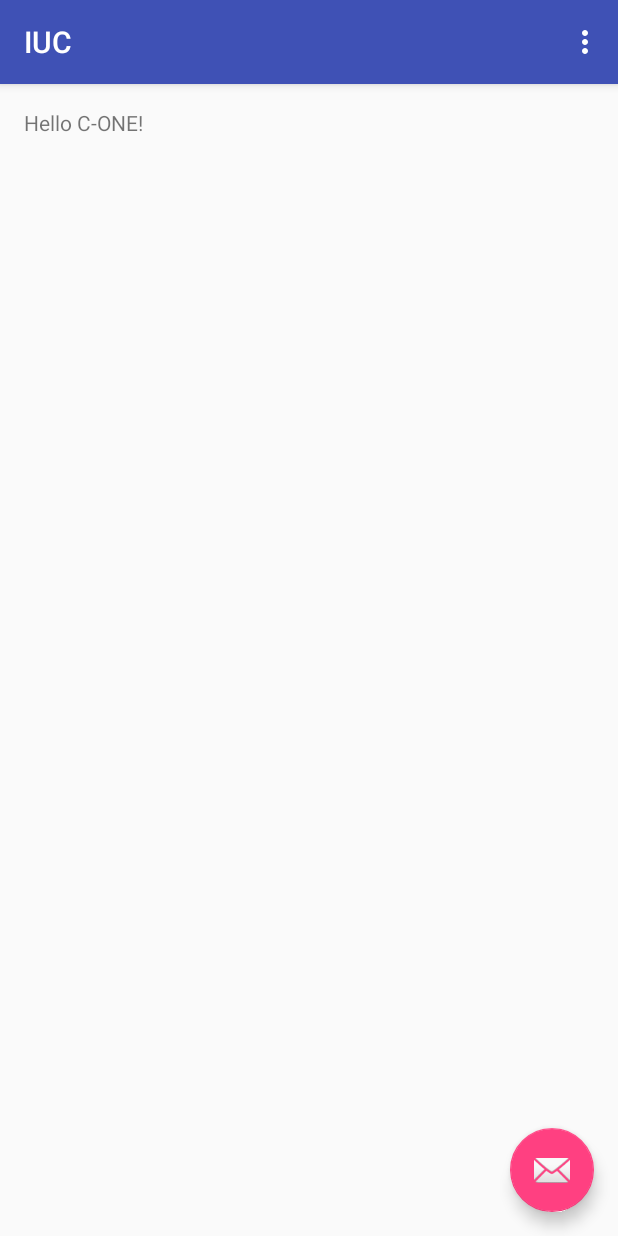
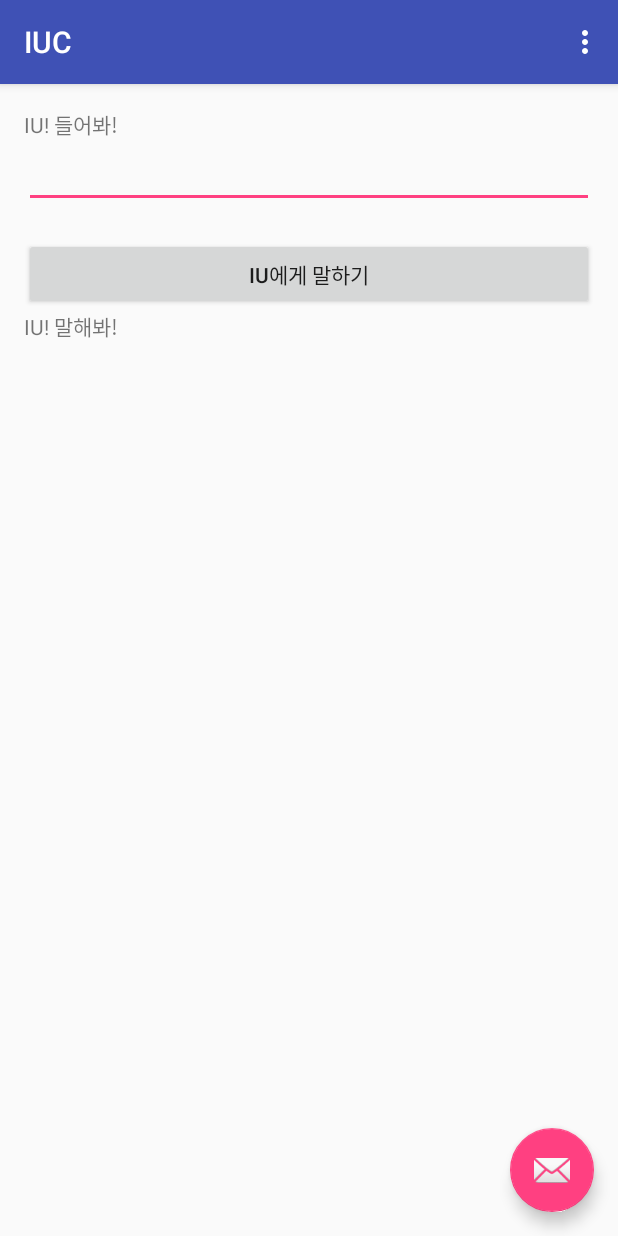
Before and after one commit to C-One/IUC, an Android app: the screen it shows after launch (MainActivity), on a phone screen of 412 x 824 dp. Run offline under Robolectric (Android 15) with nearby library versions, the phone set to English and light mode, and no system bars.

Commit message:
Add XML UI

```diff
--- a/app/src/main/res/layout/activity_main.xml
+++ b/app/src/main/res/layout/activity_main.xml
@@ -21,8 +21,6 @@
 
     </android.support.design.widget.AppBarLayout>
 
-    <include layout="@layout/content_main" />
-
     <android.support.design.widget.FloatingActionButton
         android:id="@+id/fab"
         android:layout_width="wrap_content"
@@ -31,4 +29,6 @@
         android:layout_margin="@dimen/fab_margin"
         android:src="@android:drawable/ic_dialog_email" />
 
+    <include layout="@layout/content_main" />
+
 </android.support.design.widget.CoordinatorLayout>
--- a/app/src/main/res/layout/content_main.xml
+++ b/app/src/main/res/layout/content_main.xml
@@ -12,8 +12,54 @@
     tools:context="com.c1.gray.iuc.MainActivity"
     tools:showIn="@layout/activity_main">
 
-    <TextView
-        android:layout_width="wrap_content"
-        android:layout_height="wrap_content"
-        android:text="Hello C-ONE!" />
+    <LinearLayout
+        android:orientation="vertical"
+        android:layout_width="match_parent"
+        android:layout_height="match_parent">
+
+        <TextView
+            android:text="IU! 들어봐!"
+            android:layout_width="match_parent"
+            android:layout_height="wrap_content"
+            android:id="@+id/listenTextView"
+            android:layout_alignParentLeft="true"
+            android:layout_alignParentStart="true"
+            android:layout_alignParentTop="true" />
+
+        <EditText
+            android:layout_width="match_parent"
+            android:layout_height="wrap_content"
+            android:inputType="textPersonName"
+            android:ems="10"
+            android:id="@+id/listenEditText"
+            android:layout_below="@+id/button"
+            android:layout_alignParentLeft="true"
+            android:layout_alignParentStart="true" />
+
+        <Button
+            android:text="IU에게 말하기"
+            android:layout_width="match_parent"
+            android:layout_height="wrap_content"
+            android:id="@+id/sendListenButton"
+            android:layout_below="@+id/listenEditText"
+            android:layout_alignParentLeft="true"
+            android:layout_alignParentStart="true"
+            android:layout_marginTop="20dp" />
+
+        <TextView
+            android:text="IU! 말해봐!"
+            android:layout_width="match_parent"
+            android:layout_height="wrap_content"
+            android:id="@+id/sayTextView"
+            android:layout_centerVertical="true"
+            android:layout_alignParentLeft="true"
+            android:layout_alignParentStart="true" />
+
+        <TextView
+            android:text=""
+            android:layout_width="match_parent"
+            android:layout_height="wrap_content"
+            android:id="@+id/mentOfIUTextView" />
+    </LinearLayout>
+
 </RelativeLayout>
--- a/build.gradle
+++ b/build.gradle
@@ -5,7 +5,7 @@ buildscript {
         jcenter()
     }
     dependencies {
-        classpath 'com.android.tools.build:gradle:1.5.0'
+        classpath 'com.android.tools.build:gradle:2.2.2'
 
         // NOTE: Do not place your application dependencies here; they belong
         // in the individual module build.gradle files
```
Also changed, not shown: gradle/wrapper/gradle-wrapper.properties, 1 other file.
